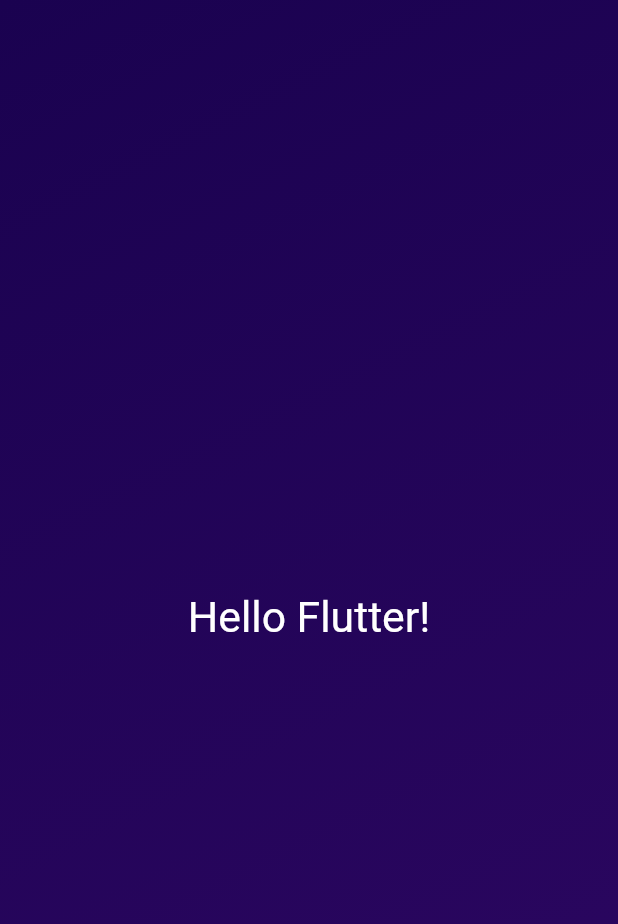
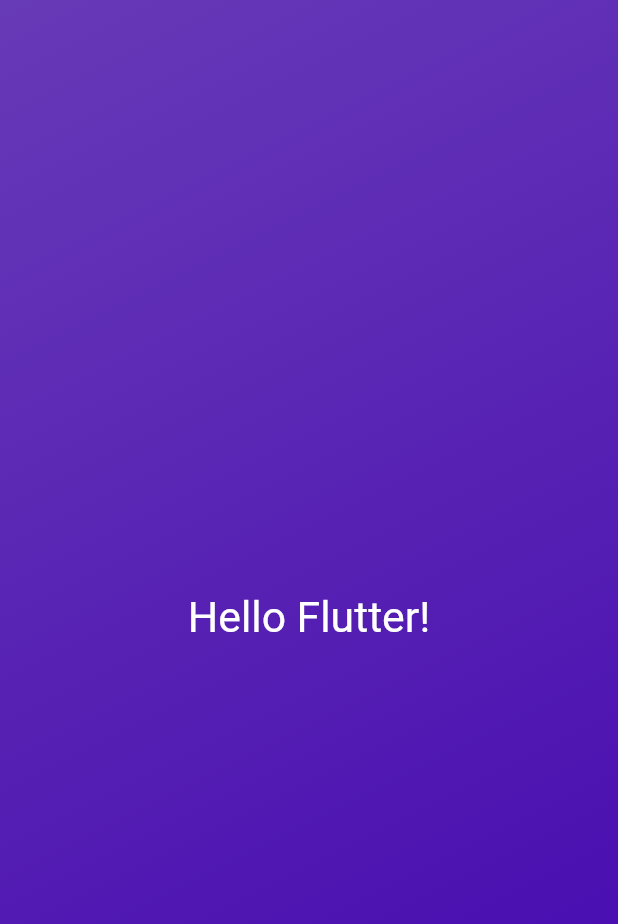
Before and after one commit to jainavi/first-app, a Flutter app: the screen it shows after launch, on a phone screen of 412 x 824 dp. Shown: the top 924 px of the screen. Run offline on Flutter 3.47's test engine with Material 2 defaults, Android fonts, the phone set to English and light mode, and no system bars.

Commit message:
Learned - accepting arguments in custom widgets - creating local variables in widgets

```diff
--- a/lib/gradient_container.dart
+++ b/lib/gradient_container.dart
@@ -6,23 +6,22 @@ const startAlignment = Alignment.topLeft;
 const endAlignment = Alignment.bottomRight;
 
 class GradientContainer extends StatelessWidget {
-  const GradientContainer({super.key});
+  const GradientContainer(this.colors, {super.key});
+
+  final List<Color> colors;
 
   @override
   Widget build(context) {
     return Container(
-      decoration: const BoxDecoration(
+      decoration: BoxDecoration(
         gradient: LinearGradient(
-          colors: [
-            Color.fromARGB(255, 26, 2, 80),
-            Color.fromARGB(255, 45, 7, 98),
-          ],
+          colors: colors,
           begin: startAlignment,
           end: endAlignment,
         ),
       ),
       child: const Center(
-        child: StyledText(),
+        child: StyledText('Hello Flutter!'),
       ),
     );
   }
--- a/lib/main.dart
+++ b/lib/main.dart
@@ -6,7 +6,8 @@ void main() {
   runApp(
     const MaterialApp(
       home: Scaffold(
-        body: GradientContainer(),
+        body: GradientContainer(
+            [Colors.deepPurple, Color.fromARGB(255, 67, 4, 175)]),
       ),
     ),
   );
--- a/lib/styled_text.dart
+++ b/lib/styled_text.dart
@@ -1,13 +1,15 @@
 import 'package:flutter/material.dart';
 
 class StyledText extends StatelessWidget {
-  const StyledText({super.key});
+  const StyledText(this.text, {super.key});
+
+  final String text;
 
   @override
   Widget build(context) {
-    return const Text(
-      'Hello Flutter!',
-      style: TextStyle(
+    return Text(
+      text,
+      style: const TextStyle(
         color: Colors.white,
         fontSize: 28.5,
       ),
```
